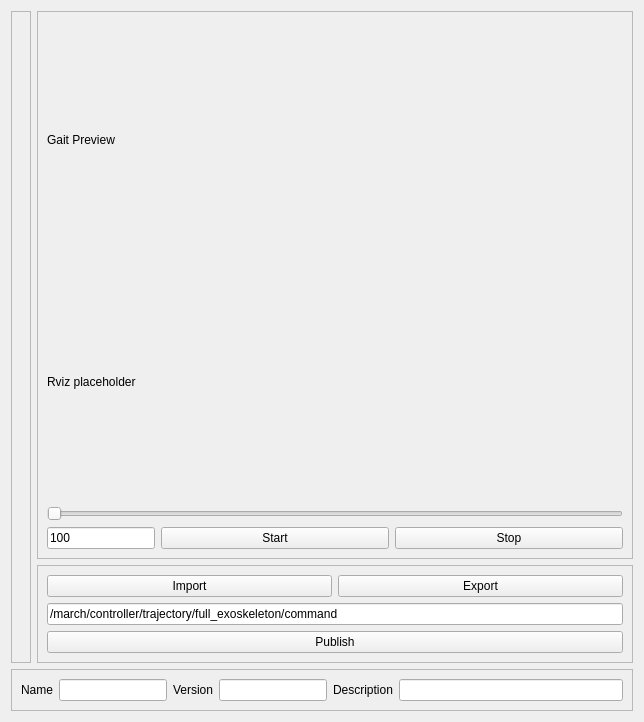
First picture: the form in march_rqt_gait_generator/resource/gait_generator.ui, repository project-march/ProjectMarch, before the edit.
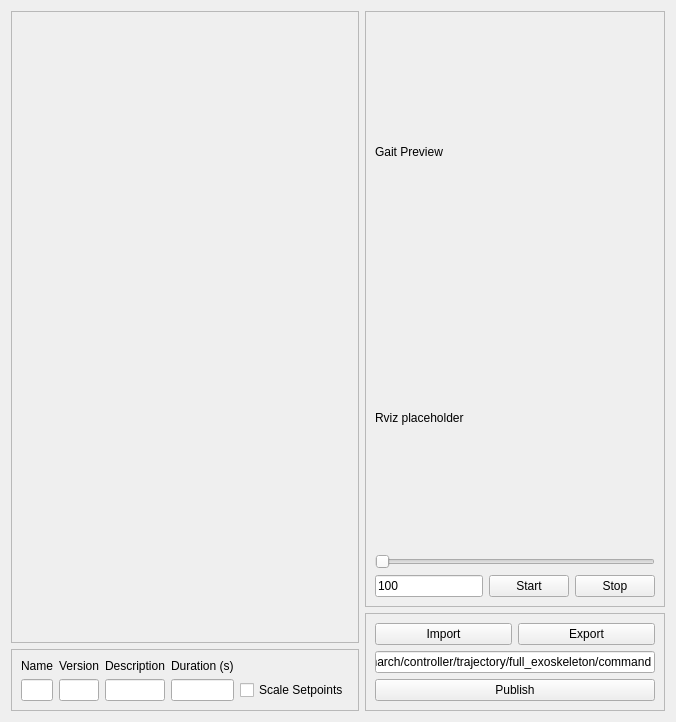
Second picture: the form after the edit.

Commit message: Add dynamic gait duration

The edit to the form file:
```diff
--- a/march_rqt_gait_generator/resource/gait_generator.ui
+++ b/march_rqt_gait_generator/resource/gait_generator.ui
@@ -14,46 +14,6 @@
    <string>March Gait Generator</string>
   </property>
   <layout class="QGridLayout" name="gridLayout_3">
-   <item row="1" column="1">
-    <widget class="QFrame" name="SettingsFrame">
-     <property name="frameShape">
-      <enum>QFrame::StyledPanel</enum>
-     </property>
-     <property name="frameShadow">
-      <enum>QFrame::Raised</enum>
-     </property>
-     <layout class="QGridLayout" name="gridLayout_4">
-      <item row="0" column="0">
-       <widget class="QPushButton" name="Import">
-        <property name="text">
-         <string>Import</string>
-        </property>
-       </widget>
-      </item>
-      <item row="0" column="1">
-       <widget class="QPushButton" name="Export">
-        <property name="text">
-         <string>Export</string>
-        </property>
-       </widget>
-      </item>
-      <item row="1" column="0" colspan="2">
-       <widget class="QLineEdit" name="TopicName">
-        <property name="text">
-         <string>/march/controller/trajectory/full_exoskeleton/command</string>
-        </property>
-       </widget>
-      </item>
-      <item row="2" column="0" colspan="2">
-       <widget class="QPushButton" name="Publish">
-        <property name="text">
-         <string>Publish</string>
-        </property>
-       </widget>
-      </item>
-     </layout>
-    </widget>
-   </item>
    <item row="0" column="0" rowspan="2">
     <widget class="QFrame" name="JointSettingContainer">
      <property name="frameShape">
@@ -137,7 +97,7 @@
      </layout>
     </widget>
    </item>
-   <item row="2" column="0" colspan="2">
+   <item row="2" column="0">
     <widget class="QFrame" name="GaitPropertiesFrame">
      <property name="frameShape">
       <enum>QFrame::StyledPanel</enum>
@@ -145,15 +105,52 @@
      <property name="frameShadow">
       <enum>QFrame::Raised</enum>
      </property>
-     <layout class="QHBoxLayout" name="horizontalLayout">
-      <item>
+     <layout class="QGridLayout" name="gridLayout_5">
+      <item row="2" column="1">
+       <widget class="QLineEdit" name="Version">
+        <property name="sizePolicy">
+         <sizepolicy hsizetype="Maximum" vsizetype="Fixed">
+          <horstretch>0</horstretch>
+          <verstretch>0</verstretch>
+         </sizepolicy>
+        </property>
+       </widget>
+      </item>
+      <item row="2" column="4">
+       <widget class="QLineEdit" name="Description"/>
+      </item>
+      <item row="2" column="5">
+       <widget class="QLineEdit" name="Duration">
+        <property name="sizePolicy">
+         <sizepolicy hsizetype="Maximum" vsizetype="Fixed">
+          <horstretch>0</horstretch>
+          <verstretch>0</verstretch>
+         </sizepolicy>
+        </property>
+       </widget>
+      </item>
+      <item row="0" column="5">
+       <widget class="QLabel" name="DurationLabel">
+        <property name="text">
+         <string>Duration (s)</string>
+        </property>
+       </widget>
+      </item>
+      <item row="0" column="0">
        <widget class="QLabel" name="NameLabel">
         <property name="text">
          <string>Name</string>
         </property>
        </widget>
       </item>
-      <item>
+      <item row="0" column="4">
+       <widget class="QLabel" name="DescriptionLabel">
+        <property name="text">
+         <string>Description</string>
+        </property>
+       </widget>
+      </item>
+      <item row="2" column="0">
        <widget class="QLineEdit" name="Name">
         <property name="sizePolicy">
          <sizepolicy hsizetype="Maximum" vsizetype="Fixed">
@@ -163,32 +160,62 @@
         </property>
        </widget>
       </item>
-      <item>
+      <item row="0" column="1">
        <widget class="QLabel" name="VersionLabel">
         <property name="text">
          <string>Version</string>
         </property>
        </widget>
       </item>
-      <item>
-       <widget class="QLineEdit" name="Version">
-        <property name="sizePolicy">
-         <sizepolicy hsizetype="Maximum" vsizetype="Fixed">
-          <horstretch>0</horstretch>
-          <verstretch>0</verstretch>
-         </sizepolicy>
+      <item row="2" column="6">
+       <widget class="QCheckBox" name="ScaleSetpoints">
+        <property name="toolTip">
+         <string>Scale the setpoints based on their relative time when adjusting the duration.</string>
         </property>
+        <property name="text">
+         <string>Scale Setpoints</string>
+        </property>
        </widget>
       </item>
-      <item>
-       <widget class="QLabel" name="DescriptionLabel">
+     </layout>
+    </widget>
+   </item>
+   <item row="1" column="1" rowspan="2">
+    <widget class="QFrame" name="SettingsFrame">
+     <property name="frameShape">
+      <enum>QFrame::StyledPanel</enum>
+     </property>
+     <property name="frameShadow">
+      <enum>QFrame::Raised</enum>
+     </property>
+     <layout class="QGridLayout" name="gridLayout_4">
+      <item row="0" column="0">
+       <widget class="QPushButton" name="Import">
         <property name="text">
-         <string>Description</string>
+         <string>Import</string>
         </property>
        </widget>
       </item>
-      <item>
-       <widget class="QLineEdit" name="Description"/>
+      <item row="0" column="1">
+       <widget class="QPushButton" name="Export">
+        <property name="text">
+         <string>Export</string>
+        </property>
+       </widget>
+      </item>
+      <item row="1" column="0" colspan="2">
+       <widget class="QLineEdit" name="TopicName">
+        <property name="text">
+         <string>/march/controller/trajectory/full_exoskeleton/command</string>
+        </property>
+       </widget>
+      </item>
+      <item row="2" column="0" colspan="2">
+       <widget class="QPushButton" name="Publish">
+        <property name="text">
+         <string>Publish</string>
+        </property>
+       </widget>
       </item>
      </layout>
     </widget>
```
Left out of the diff: 2 changed lines with no effect on the pictures. The commit also changes 4 other files.
